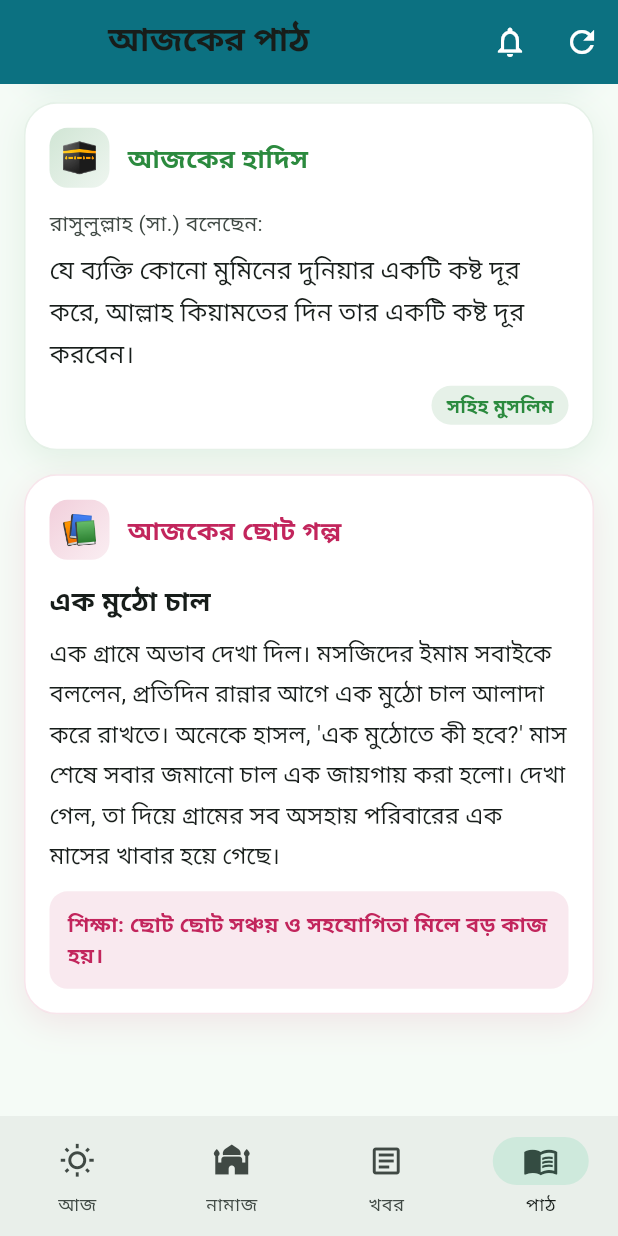
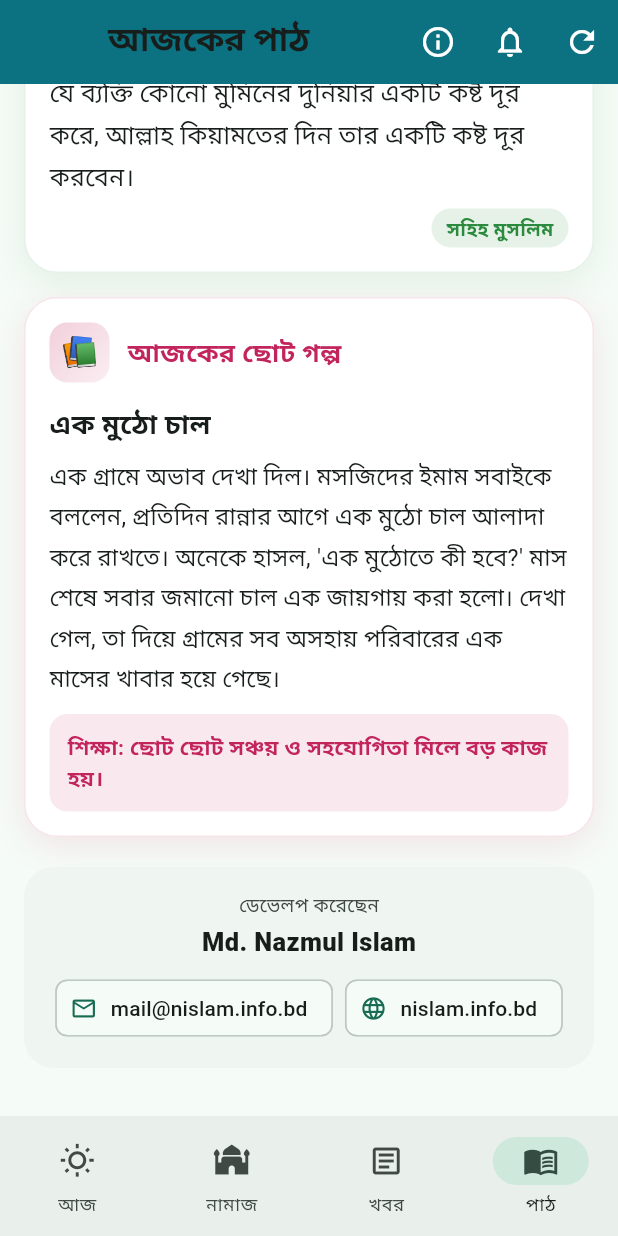
Before and after one commit to nazmulislam1581/smart-daily-need, a Flutter app: the screen it shows after launch, item 4 of the bottom bar chosen, scrolled down 576 dp, on a phone screen of 412 x 824 dp. Run offline on Flutter 3.47's test engine with Material 3 defaults, Android fonts, the phone set to English and light mode, and no system bars; our stand-ins replace flutter_local_notifications, geolocator, google_fonts, hijri, shared_preferences, timezone; network calls fail.

Commit message:
Add developer info: Md. Nazmul Islam, email and website (about sheet + footer)
Co-Authored-By: Claude Opus 5.5 <noreply@anthropic.com>
Claude-Session: https://claude.ai/code/session_01Lt1Bj8UP9PNE7CcZv3S3sq

```diff
--- a/lib/screens/home_screen.dart
+++ b/lib/screens/home_screen.dart
@@ -292,6 +292,11 @@ class _HomeScreenState extends State<HomeScreen> with WidgetsBindingObserver {
 
   List<Widget> _actions() => [
         IconButton(
+          tooltip: 'অ্যাপ সম্পর্কে',
+          icon: const Icon(Icons.info_outline, color: Colors.white),
+          onPressed: _showAbout,
+        ),
+        IconButton(
           tooltip: 'নোটিফিকেশন',
           icon: const Icon(Icons.notifications_outlined, color: Colors.white),
           onPressed: _openNotificationSettings,
@@ -496,6 +501,7 @@ class _HomeScreenState extends State<HomeScreen> with WidgetsBindingObserver {
           builder: (j) => Text(j, style: const TextStyle(fontSize: 16, height: 1.6)),
         ),
       ),
+      _developerCard(),
     ]);
   }
 
@@ -766,6 +772,62 @@ class _HomeScreenState extends State<HomeScreen> with WidgetsBindingObserver {
           ]),
         ),
       ),
+      _developerCard(),
     ]);
   }
+
+  // ─────────────────────────────── ডেভেলপার তথ্য
+  static const _devName = 'Md. Nazmul Islam';
+  static const _devEmail = 'mail@nislam.info.bd';
+  static const _devWeb = 'nislam.info.bd';
+
+  void _open(Uri u) => launchUrl(u, mode: LaunchMode.externalApplication);
+
+  Widget _developerCard() {
+    final cs = Theme.of(context).colorScheme;
+    return Container(
+      margin: const EdgeInsets.fromLTRB(16, 4, 16, 8),
+      padding: const EdgeInsets.all(16),
+      decoration: BoxDecoration(
+        color: cs.surfaceContainerLow,
+        borderRadius: BorderRadius.circular(20),
+      ),
+      child: Column(children: [
+        Text('ডেভেলপ করেছেন', style: TextStyle(fontSize: 12.5, color: cs.onSurfaceVariant)),
+        const SizedBox(height: 4),
+        const Text(_devName, style: TextStyle(fontSize: 17, fontWeight: FontWeight.w800)),
+        const SizedBox(height: 8),
+        Wrap(alignment: WrapAlignment.center, spacing: 8, runSpacing: 6, children: [
+          ActionChip(
+            avatar: const Icon(Icons.email_outlined, size: 18),
+            label: const Text(_devEmail),
+            onPressed: () => _open(Uri(scheme: 'mailto', path: _devEmail)),
+          ),
+          ActionChip(
+            avatar: const Icon(Icons.language, size: 18),
+            label: const Text(_devWeb),
+            onPressed: () => _open(Uri.parse('https://$_devWeb')),
+          ),
+        ]),
+      ]),
+    );
+  }
+
+  void _showAbout() {
+    showModalBottomSheet<void>(
+      context: context,
+      showDragHandle: true,
+      builder: (c) => Padding(
+        padding: const EdgeInsets.fromLTRB(8, 0, 8, 24),
+        child: Column(mainAxisSize: MainAxisSize.min, children: [
+          const Text(AppConfig.appName,
+              style: TextStyle(fontSize: 20, fontWeight: FontWeight.w800)),
+          const SizedBox(height: 4),
+          const Text('প্রতিদিনের দরকারি সব তথ্য এক অ্যাপে', textAlign: TextAlign.center),
+          const SizedBox(height: 12),
+          _developerCard(),
+        ]),
+      ),
+    );
+  }
 }
--- a/pubspec.yaml
+++ b/pubspec.yaml
@@ -1,5 +1,5 @@
 name: smart_daily_need
-description: "Smart Daily Need - প্রতিদিনের তারিখ, আবহাওয়া, নামাজের সময়, খবর, নীতিবাক্য, কুরআনের বাণী ও ছোট গল্প।"
+description: "Smart Daily Need — developed by Md. Nazmul Islam (nislam.info.bd)"
 publish_to: 'none'
 version: 1.0.0+1
 
```
Also changed, not shown: 2 other files.
